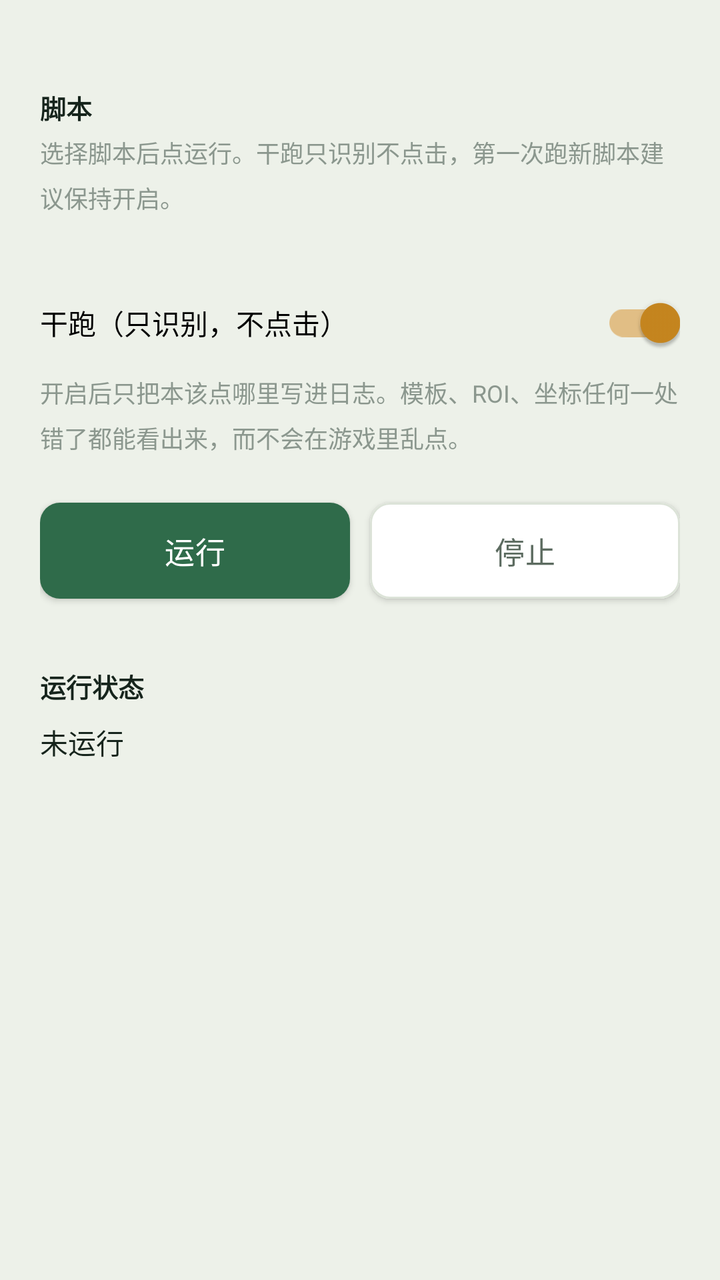
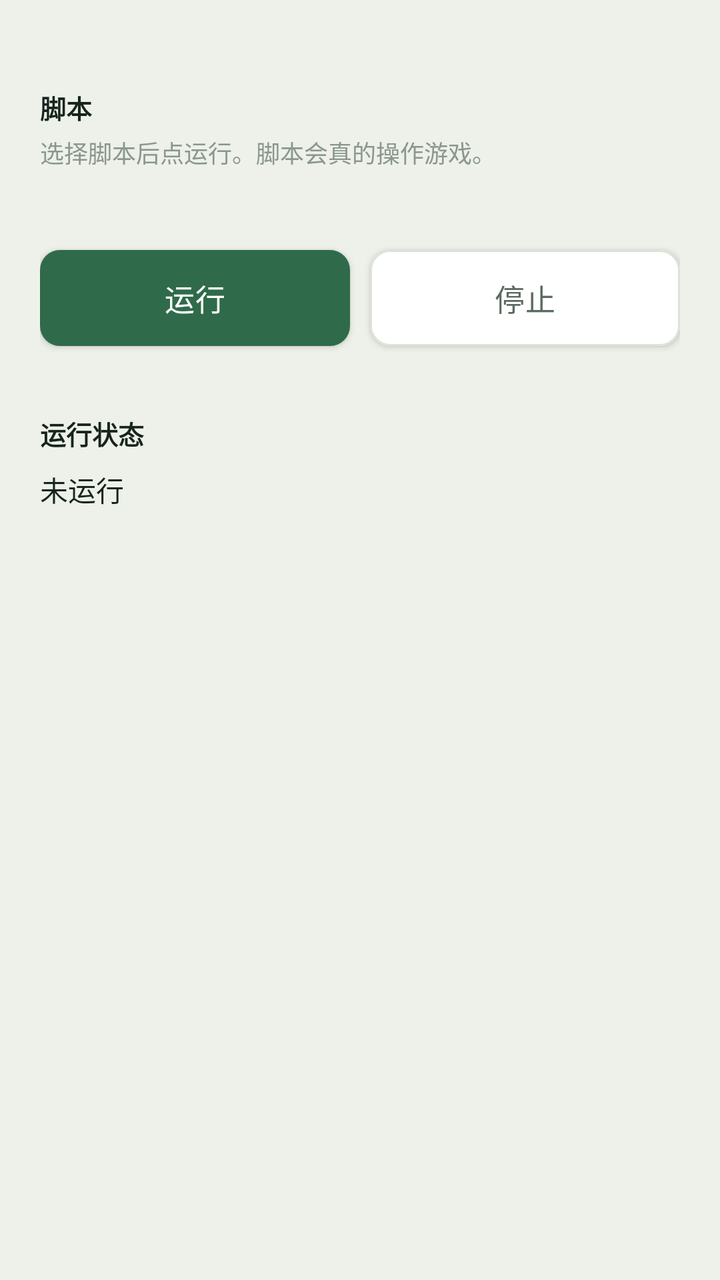

Two renders of the same Android screen: before a commit and after it. Below are the layout's source before the change and the commit's diff.
<!-- AndroidManifest.xml: application theme Theme.Pvz2Auto -->
<!-- res/layout/activity_script.xml -->
<?xml version="1.0" encoding="utf-8"?>
<ScrollView xmlns:android="http://schemas.android.com/apk/res/android"
    android:layout_width="match_parent"
    android:layout_height="match_parent"
    android:background="@color/paper"
    android:fillViewport="true">

    <LinearLayout
        android:layout_width="match_parent"
        android:layout_height="wrap_content"
        android:orientation="vertical"
        android:paddingHorizontal="20dp"
        android:paddingTop="20dp"
        android:paddingBottom="32dp">

        <TextView
            style="@style/Text.Section"
            android:layout_width="wrap_content"
            android:layout_height="wrap_content"
            android:text="@string/script_title" />

        <TextView
            style="@style/Text.Hint"
            android:layout_marginTop="4dp"
            android:layout_width="match_parent"
            android:layout_height="wrap_content"
            android:text="@string/script_subtitle" />

        
        <LinearLayout
            android:id="@+id/scriptList"
            android:layout_width="match_parent"
            android:layout_height="wrap_content"
            android:layout_marginTop="16dp"
            android:orientation="vertical" />

        

        <LinearLayout
            android:layout_width="match_parent"
            android:layout_height="wrap_content"
            android:layout_marginTop="14dp"
            android:gravity="center_vertical"
            android:orientation="horizontal">

            <com.google.android.material.switchmaterial.SwitchMaterial
                android:id="@+id/swDryRun"
                android:layout_width="0dp"
                android:layout_height="wrap_content"
                android:layout_weight="1"
                android:checked="true"
                android:text="@string/script_dry_run" />
        </LinearLayout>

        <TextView
            style="@style/Text.Hint"
            android:layout_marginTop="2dp"
            android:layout_width="match_parent"
            android:layout_height="wrap_content"
            android:text="@string/script_dry_run_hint" />

        <LinearLayout
            android:layout_width="match_parent"
            android:layout_height="wrap_content"
            android:layout_marginTop="18dp"
            android:orientation="horizontal">

            <com.google.android.material.button.MaterialButton
                android:id="@+id/btnScriptRun"
                style="@style/AppButton"
                android:layout_width="0dp"
                android:layout_height="wrap_content"
                android:layout_weight="1"
                android:text="@string/script_run" />

            <com.google.android.material.button.MaterialButton
                android:id="@+id/btnScriptStop"
                style="@style/AppButton.Outline"
                android:layout_width="0dp"
                android:layout_height="wrap_content"
                android:layout_marginStart="10dp"
                android:layout_weight="1"
                android:text="@string/script_stop" />
        </LinearLayout>

        
        <TextView
            style="@style/Text.Section"
            android:layout_marginTop="28dp"
            android:layout_width="wrap_content"
            android:layout_height="wrap_content"
            android:text="@string/script_status_title" />

        <TextView
            android:id="@+id/tvScriptMessage"
            style="@style/Text.Body"
            android:layout_marginTop="8dp"
            android:layout_width="match_parent"
            android:layout_height="wrap_content"
            android:text="@string/script_idle" />

        <TextView
            android:id="@+id/tvScriptProgress"
            style="@style/Text.Hint"
            android:layout_marginTop="6dp"
            android:layout_width="match_parent"
            android:layout_height="wrap_content"
            android:text="" />

        
        <TextView
            android:id="@+id/tvScriptHits"
            style="@style/Text.Hint"
            android:layout_marginTop="10dp"
            android:layout_width="match_parent"
            android:layout_height="wrap_content"
            android:fontFamily="monospace"
            android:minLines="4"
            android:text="" />

    </LinearLayout>
</ScrollView>
<!-- resources referenced by this layout -->
<resources>
  <color name="paper">#EDF1E9</color>
  <string name="script_dry_run">干跑（只识别，不点击）</string>
  <string name="script_dry_run_hint">开启后只把"本该点哪里"写进日志。模板、ROI、坐标任何一处错了都能看出来，而不会在游戏里乱点。</string>
  <string name="script_idle">未运行</string>
  <string name="script_run">运行</string>
  <string name="script_status_title">运行状态</string>
  <string name="script_stop">停止</string>
  <string name="script_subtitle">选择脚本后点运行。干跑只识别不点击，第一次跑新脚本建议保持开启。</string>
  <string name="script_title">脚本</string>
  <style name="AppButton" parent="Widget.MaterialComponents.Button">
          <item name="android:layout_width">match_parent</item>
          <item name="android:layout_height">wrap_content</item>
          <item name="android:textAllCaps">false</item>
          <item name="android:letterSpacing">0.01</item>
          <item name="android:textSize">15sp</item>
          <item name="android:paddingTop">13dp</item>
          <item name="android:paddingBottom">13dp</item>
          <item name="cornerRadius">10dp</item>
          <item name="elevation">0dp</item>
      </style>
  <style name="AppButton.Outline">
          <item name="backgroundTint">@color/surface</item>
          <item name="android:textColor">@color/ink_muted</item>
          <item name="strokeColor">@color/hairline</item>
          <item name="strokeWidth">1dp</item>
          <item name="rippleColor">@color/lawn_tint</item>
      </style>
  <style name="Text.Body">
          <item name="android:textSize">14sp</item>
      </style>
  <style name="Text.Hint">
          <item name="android:layout_width">match_parent</item>
          <item name="android:textSize">12sp</item>
          <item name="android:textColor">@color/ink_faint</item>
          <item name="android:lineSpacingMultiplier">1.3</item>
      </style>
  <style name="Text.Section">
          <item name="android:layout_width">match_parent</item>
          <item name="android:textSize">13sp</item>
          <item name="android:textStyle">bold</item>
          <item name="android:layout_marginTop">24dp</item>
      </style>
  <style name="Theme.Pvz2Auto" parent="Theme.MaterialComponents.Light.NoActionBar">
          <item name="colorPrimary">@color/lawn</item>
          <item name="colorPrimaryVariant">@color/lawn_pressed</item>
          <item name="colorOnPrimary">@color/on_lawn</item>
          <item name="colorSecondary">@color/sun</item>
          <item name="colorOnSecondary">@color/ink</item>
          <item name="colorSurface">@color/surface</item>
          <item name="colorOnSurface">@color/ink</item>
          <item name="android:colorBackground">@color/paper</item>
          <item name="android:textColorPrimary">@color/ink</item>
          <item name="android:textColorSecondary">@color/ink_muted</item>
          
          <item name="android:statusBarColor">@color/paper</item>
          <item name="android:windowLightStatusBar">true</item>
          <item name="android:navigationBarColor">@color/paper</item>
      </style>
  <color name="surface">#FFFFFF</color>
  <color name="ink_muted">#5C6B60</color>
  <color name="hairline">#DCE3D8</color>
  <color name="lawn_tint">#E4EDE7</color>
  <color name="ink_faint">#8B978E</color>
  <color name="lawn">#2F6B4A</color>
  <color name="lawn_pressed">#245539</color>
  <color name="on_lawn">#FFFFFF</color>
  <color name="sun">#C8871F</color>
  <color name="ink">#16241C</color>
</resources>

<!-- the commit's change to res/layout/activity_script.xml (unified diff, before → after) -->
@@ -1,4 +1,5 @@
 <?xml version="1.0" encoding="utf-8"?>
+
 <ScrollView xmlns:android="http://schemas.android.com/apk/res/android"
     android:layout_width="match_parent"
     android:layout_height="match_parent"
@@ -36,28 +37,7 @@
 
         
 
-        <LinearLayout
-            android:layout_width="match_parent"
-            android:layout_height="wrap_content"
-            android:layout_marginTop="14dp"
-            android:gravity="center_vertical"
-            android:orientation="horizontal">
 
-            <com.google.android.material.switchmaterial.SwitchMaterial
-                android:id="@+id/swDryRun"
-                android:layout_width="0dp"
-                android:layout_height="wrap_content"
-                android:layout_weight="1"
-                android:checked="true"
-                android:text="@string/script_dry_run" />
-        </LinearLayout>
-
-        <TextView
-            style="@style/Text.Hint"
-            android:layout_marginTop="2dp"
-            android:layout_width="match_parent"
-            android:layout_height="wrap_content"
-            android:text="@string/script_dry_run_hint" />
 
         <LinearLayout
             android:layout_width="match_parent"
<!-- resource entries referenced after the edit -->
@@ -1,13 +1,11 @@
 <!-- resources referenced by this layout -->
 <resources>
   <color name="paper">#EDF1E9</color>
-  <string name="script_dry_run">干跑（只识别，不点击）</string>
-  <string name="script_dry_run_hint">开启后只把"本该点哪里"写进日志。模板、ROI、坐标任何一处错了都能看出来，而不会在游戏里乱点。</string>
   <string name="script_idle">未运行</string>
   <string name="script_run">运行</string>
   <string name="script_status_title">运行状态</string>
   <string name="script_stop">停止</string>
-  <string name="script_subtitle">选择脚本后点运行。干跑只识别不点击，第一次跑新脚本建议保持开启。</string>
+  <string name="script_subtitle">选择脚本后点运行。脚本会真的操作游戏。</string>
   <string name="script_title">脚本</string>
   <style name="AppButton" parent="Widget.MaterialComponents.Button">
           <item name="android:layout_width">match_parent</item>
